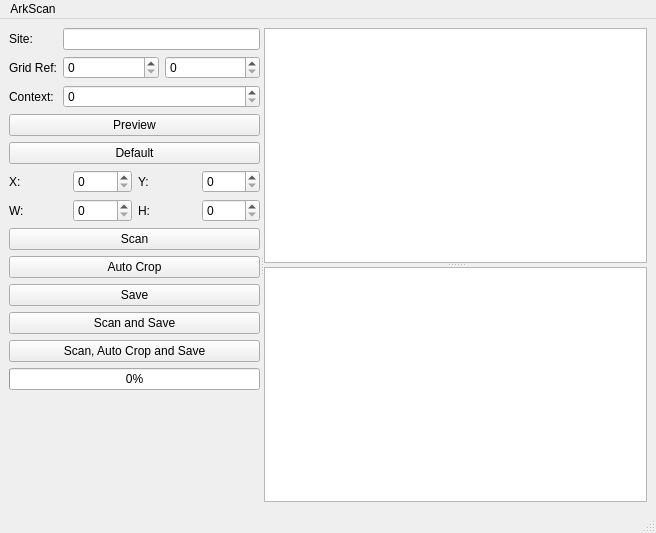
This is ArkScanMainWindow.ui in lparchaeology/ArkScan as Qt 5 draws it before an edit. The edited form follows.
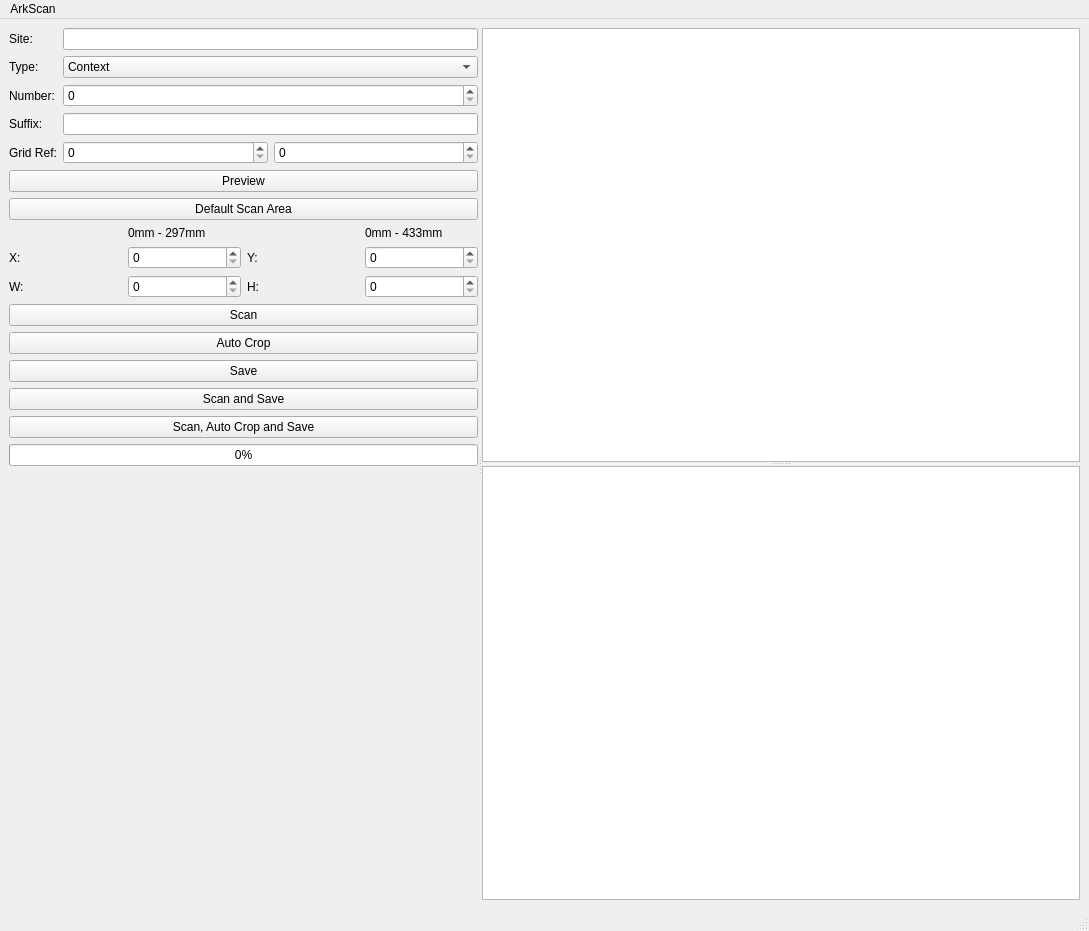
This is the edited form.

Commit message: Improve auto-crop

The edit to the form file:
```diff
--- a/ArkScanMainWindow.ui
+++ b/ArkScanMainWindow.ui
@@ -6,8 +6,8 @@
    <rect>
     <x>0</x>
     <y>0</y>
-    <width>656</width>
-    <height>533</height>
+    <width>1089</width>
+    <height>931</height>
    </rect>
   </property>
   <property name="windowTitle">
@@ -42,6 +42,57 @@
            </widget>
           </item>
           <item row="1" column="0">
+           <widget class="QLabel" name="m_typeLabel">
+            <property name="text">
+             <string>Type:</string>
+            </property>
+           </widget>
+          </item>
+          <item row="1" column="1">
+           <widget class="QComboBox" name="m_typeCombo">
+            <item>
+             <property name="text">
+              <string>Context</string>
+             </property>
+            </item>
+            <item>
+             <property name="text">
+              <string>Plan</string>
+             </property>
+            </item>
+            <item>
+             <property name="text">
+              <string>Section</string>
+             </property>
+            </item>
+            <item>
+             <property name="text">
+              <string>Matrix</string>
+             </property>
+            </item>
+           </widget>
+          </item>
+          <item row="2" column="0">
+           <widget class="QLabel" name="m_numberLabel">
+            <property name="text">
+             <string>Number:</string>
+            </property>
+            <property name="buddy">
+             <cstring>m_numberSpin</cstring>
+            </property>
+           </widget>
+          </item>
+          <item row="2" column="1">
+           <widget class="QSpinBox" name="m_numberSpin">
+            <property name="toolTip">
+             <string>Context Number</string>
+            </property>
+            <property name="maximum">
+             <number>9999</number>
+            </property>
+           </widget>
+          </item>
+          <item row="4" column="0">
            <widget class="QLabel" name="m_gridLabel">
             <property name="text">
              <string>Grid Ref:</string>
@@ -51,7 +102,7 @@
             </property>
            </widget>
           </item>
-          <item row="1" column="1">
+          <item row="4" column="1">
            <layout class="QHBoxLayout" name="horizontalLayout_2">
             <item>
              <widget class="QSpinBox" name="m_eastSpin">
@@ -69,23 +120,17 @@
             </item>
            </layout>
           </item>
-          <item row="2" column="0">
-           <widget class="QLabel" name="m_contextLabel">
-            <property name="text">
-             <string>Context:</string>
-            </property>
-            <property name="buddy">
-             <cstring>m_contextSpin</cstring>
+          <item row="3" column="1">
+           <widget class="QLineEdit" name="m_suffixEdit">
+            <property name="maxLength">
+             <number>1</number>
             </property>
            </widget>
           </item>
-          <item row="2" column="1">
-           <widget class="QSpinBox" name="m_contextSpin">
-            <property name="toolTip">
-             <string>Context Number</string>
-            </property>
-            <property name="maximum">
-             <number>9999</number>
+          <item row="3" column="0">
+           <widget class="QLabel" name="m_suffixLabel">
+            <property name="text">
+             <string>Suffix:</string>
             </property>
            </widget>
           </item>
@@ -101,51 +146,81 @@
         <item>
          <widget class="QPushButton" name="m_defaultButton">
           <property name="text">
-           <string>Default</string>
+           <string>Default Scan Area</string>
           </property>
          </widget>
         </item>
         <item>
          <layout class="QGridLayout" name="gridLayout">
-          <item row="0" column="0">
+          <item row="1" column="0">
            <widget class="QLabel" name="m_xLabel">
             <property name="text">
              <string>X:</string>
             </property>
            </widget>
           </item>
-          <item row="0" column="1">
-           <widget class="QSpinBox" name="m_xSpin"/>
+          <item row="1" column="1">
+           <widget class="QSpinBox" name="m_xSpin">
+            <property name="maximum">
+             <number>297</number>
+            </property>
+           </widget>
           </item>
-          <item row="0" column="2">
+          <item row="1" column="2">
            <widget class="QLabel" name="m_yLabel">
             <property name="text">
              <string>Y:</string>
             </property>
            </widget>
           </item>
-          <item row="0" column="3">
-           <widget class="QSpinBox" name="m_ySpin"/>
+          <item row="1" column="3">
+           <widget class="QSpinBox" name="m_ySpin">
+            <property name="maximum">
+             <number>433</number>
+            </property>
+           </widget>
           </item>
-          <item row="1" column="0">
+          <item row="2" column="0">
            <widget class="QLabel" name="m_wLabel">
             <property name="text">
              <string>W:</string>
             </property>
            </widget>
           </item>
-          <item row="1" column="1">
-           <widget class="QSpinBox" name="m_wSpin"/>
+          <item row="2" column="1">
+           <widget class="QSpinBox" name="m_wSpin">
+            <property name="maximum">
+             <number>297</number>
+            </property>
+           </widget>
           </item>
-          <item row="1" column="2">
+          <item row="2" column="2">
            <widget class="QLabel" name="m_hLabel">
             <property name="text">
              <string>H:</string>
             </property>
            </widget>
           </item>
-          <item row="1" column="3">
-           <widget class="QSpinBox" name="m_hSpin"/>
+          <item row="2" column="3">
+           <widget class="QSpinBox" name="m_hSpin">
+            <property name="maximum">
+             <number>433</number>
+            </property>
+           </widget>
+          </item>
+          <item row="0" column="1">
+           <widget class="QLabel" name="m_widthLabel">
+            <property name="text">
+             <string>0mm - 297mm</string>
+            </property>
+           </widget>
+          </item>
+          <item row="0" column="3">
+           <widget class="QLabel" name="m_heightLabel">
+            <property name="text">
+             <string>0mm - 433mm</string>
+            </property>
+           </widget>
           </item>
          </layout>
         </item>
@@ -222,8 +297,8 @@
     <rect>
      <x>0</x>
      <y>0</y>
-     <width>656</width>
-     <height>33</height>
+     <width>1089</width>
+     <height>22</height>
     </rect>
    </property>
    <widget class="QMenu" name="m_menu">
```
The commit also changes 2 other files.
